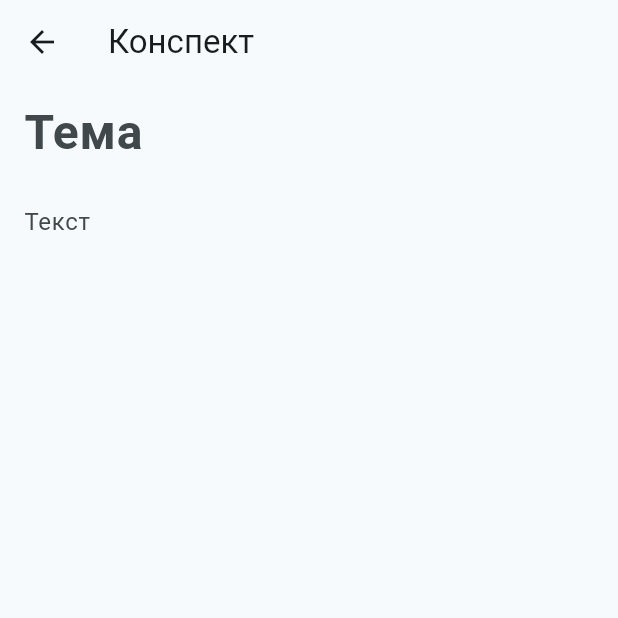
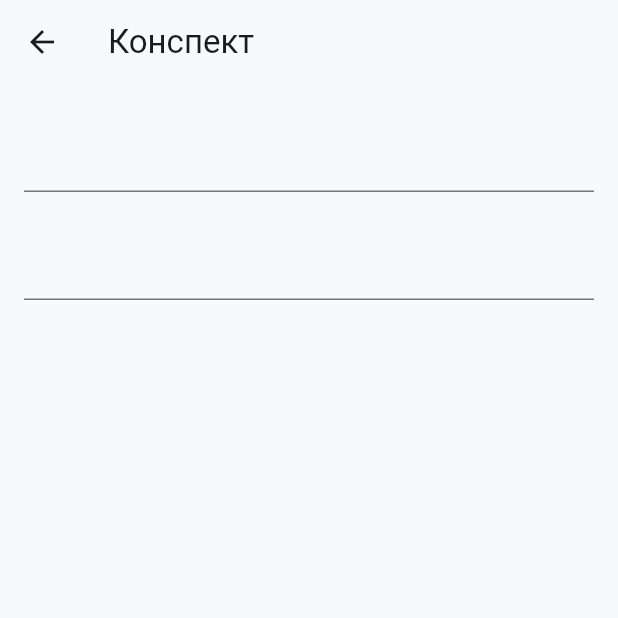
Before and after one commit to evklidus/helpa, a Flutter app: the SummaryScreen screen opened directly, on a phone screen of 412 x 824 dp, the top half of it. Run offline on Flutter 3.47's test engine with Material 3 defaults, Android fonts, the phone set to English and light mode, and no system bars; our stand-ins replace flutter_tts, shared_preferences; accounts and stored records are empty.

Commit message:
Обновил зависимости и textField

```diff
--- a/lib/src/common/widget/custom_text_field.dart
+++ b/lib/src/common/widget/custom_text_field.dart
@@ -1,6 +1,5 @@
 import 'package:flutter/material.dart';
 import 'package:flutter/services.dart';
-import 'package:helpa/src/common/utils/context_extension.dart';
 
 /// Custom-styled [TextFormField].
 class CustomTextField extends StatelessWidget {
@@ -94,55 +93,8 @@
       padding: EdgeInsets.symmetric(vertical: dense ? 8 : 2),
       child: TextFormField(
         style: style,
-        onTapOutside: onTapOutside,
-        enabled: enabled,
-        focusNode: focusNode,
-        validator: validator,
-        maxLength: maxLength,
         maxLines: maxLines,
         controller: controller,
-        textInputAction: textInputAction,
-        keyboardType: keyboardType,
-        inputFormatters: inputFormatters,
-        onChanged: onChanged,
-        decoration: decoration ??
-            InputDecoration(
-              labelStyle: labelStyle ??
-                  context.textTheme.bodyMedium!.copyWith(
-                    color: context.colorScheme.primary,
-                    fontWeight: FontWeight.bold,
-                  ),
-              errorStyle: errorStyle,
-              hintText: hintText,
-              filled: true,
-              fillColor: context.colorScheme.background,
-              errorBorder: const OutlineInputBorder(
-                borderSide: BorderSide(color: Color(0xFFB95D6D)),
-                borderRadius: BorderRadius.all(Radius.circular(16)),
-              ),
-              focusedErrorBorder: const OutlineInputBorder(
-                borderSide: BorderSide(color: Color(0xFFB95D6D)),
-                borderRadius: BorderRadius.all(Radius.circular(16)),
-              ),
-              enabledBorder: const OutlineInputBorder(
-                borderSide: BorderSide(color: Color(0xFF272727)),
-                borderRadius: BorderRadius.all(Radius.circular(16)),
-              ),
-              disabledBorder: const OutlineInputBorder(
-                borderSide: BorderSide(color: Color(0xFF272727)),
-                borderRadius: BorderRadius.all(Radius.circular(16)),
-              ),
-              focusedBorder: OutlineInputBorder(
-                borderSide: BorderSide(
-                  color: context.colorScheme.primary.withOpacity(.4),
-                  width: 1.5,
-                ),
-                borderRadius: const BorderRadius.all(Radius.circular(16)),
-              ),
-              labelText: label,
-              isDense: true,
-              suffixIcon: suffix,
-            ),
       ),
     );
   }
--- a/pubspec.yaml
+++ b/pubspec.yaml
@@ -11,13 +11,13 @@
     sdk: flutter
   shared_preferences: ^2.2.3
   cupertino_icons: ^1.0.6
-  camera: ^0.10.5+9
+  camera: ^0.11.0+2
   flutter_tts: ^4.0.2
 
 dev_dependencies:
   flutter_test:
     sdk: flutter
-  flutter_lints: ^3.0.0
+  flutter_lints: ^5.0.0
 
 dependency_overrides:
   camera_android: 0.9.7+1
```
Also changed, not shown: pubspec.lock, 6 other files.
